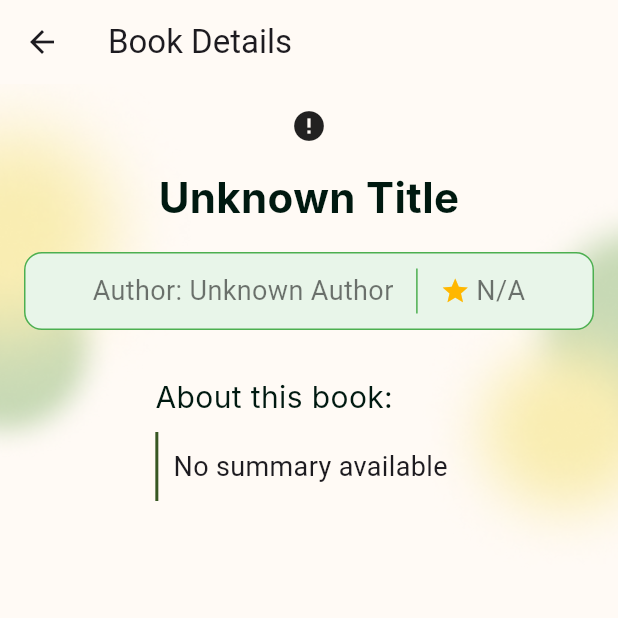
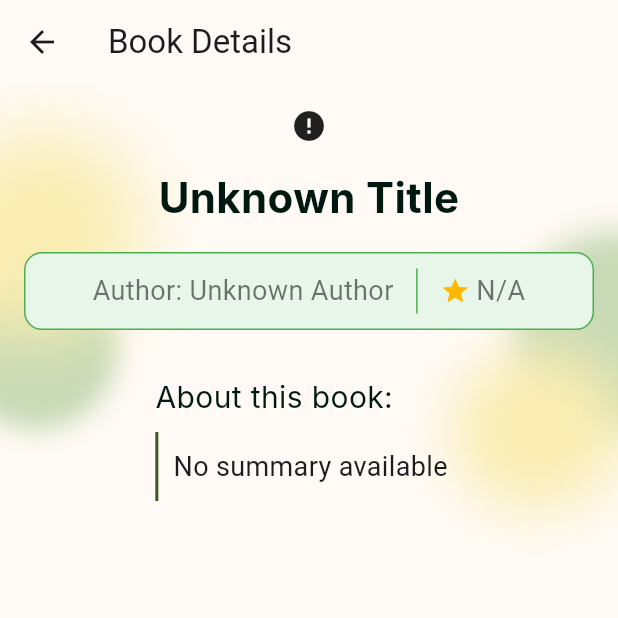
Before and after one commit to EllieNtasio/readally-android, a Flutter app: the BookDetailPage screen opened directly with empty values, on a phone screen of 412 x 824 dp, the top half of it. Run offline on Flutter 3.47's test engine with Material 3 defaults, Android fonts, the phone set to English and light mode, and no system bars; our stand-ins replace cloud_firestore, firebase_core; accounts and stored records are empty; Roboto replaces fonts that are missing (Inter).

Commit message:
finished app-minor ui changes

```diff
--- a/lib/components/card.dart
+++ b/lib/components/card.dart
@@ -30,7 +30,7 @@ class BookDetailPage extends StatelessWidget {
         children: [
           Positioned(
             top: 50,
-            left: 250,
+            left: 230,
             child: Image.asset(
               'assets/images/circles.png',
               width: 300,
@@ -39,7 +39,7 @@ class BookDetailPage extends StatelessWidget {
           ),
           Positioned(
             top: -35,
-            right: 220,
+            right: 200,
             child: Image.asset(
               'assets/images/bb.png',
               width: 300,
@@ -57,8 +57,8 @@ class BookDetailPage extends StatelessWidget {
                     child: coverUrl.isNotEmpty
                         ? Image.network(
                       coverUrl,
-                      width: 150,
-                      height: 230,
+                      width: 140,
+                      height: 220,
                       fit: BoxFit.cover,
                       errorBuilder: (context, error, stackTrace) {
                         return const Icon(Icons.error);
```
